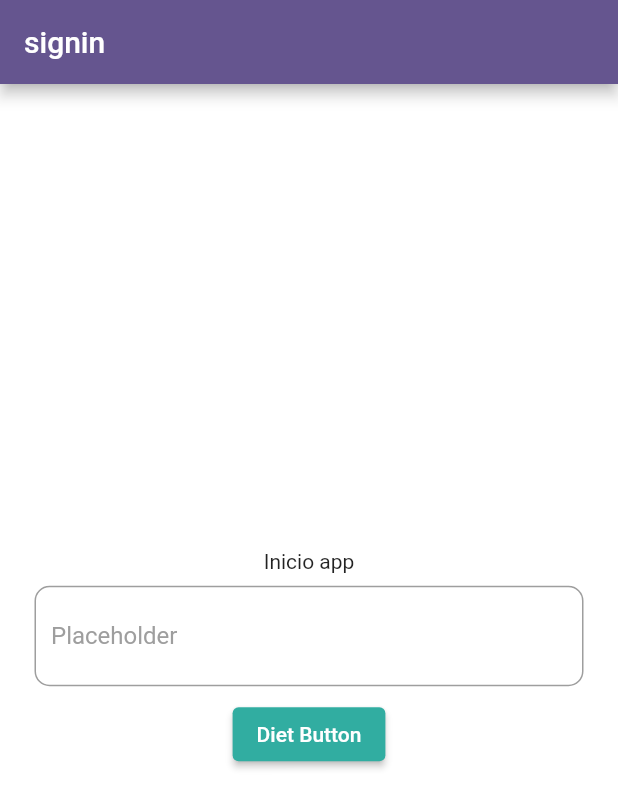
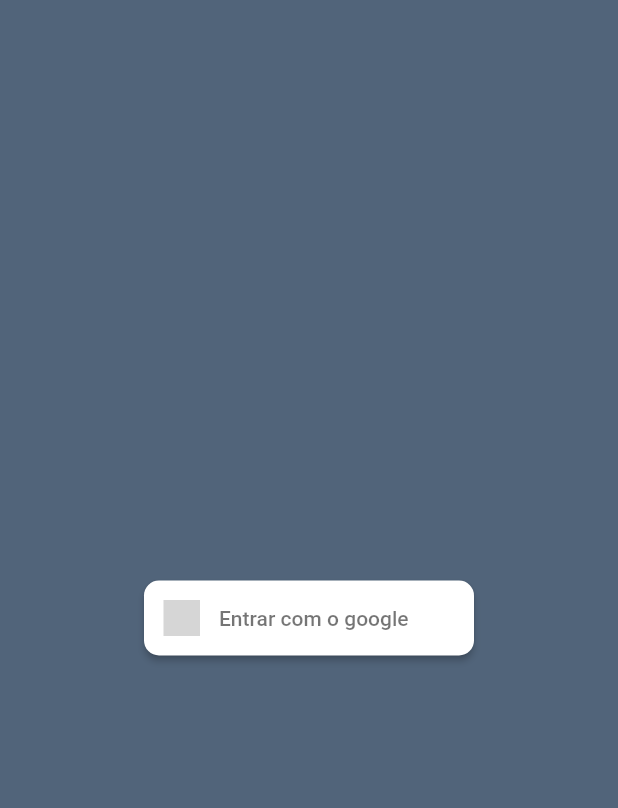
Before and after one commit to FilipeH14/diet_pdf_creator, a Flutter app: the screen it shows after launch, on a phone screen of 412 x 824 dp. Shown: the top 808 px of the screen. Run offline on Flutter 3.47's test engine with Material 2 defaults, Android fonts, the phone set to English and light mode, and no system bars; our stand-ins replace firebase_core, flutter_signin_button, get; accounts and stored records are empty; Roboto replaces fonts that are missing (mplus1); grey boxes are pictures that could not be loaded.

Commit message:
tela de login

```diff
--- a/lib/app/modules/signin/signin_page.dart
+++ b/lib/app/modules/signin/signin_page.dart
@@ -1,6 +1,6 @@
-import 'package:diet_pdf_creator/app/shared/ui/widgets/diet_button.dart';
-import 'package:diet_pdf_creator/app/shared/ui/widgets/diet_form_field.dart';
+import 'package:diet_pdf_creator/app/shared/ui/diet_ui_colors.dart';
 import 'package:flutter/material.dart';
+import 'package:flutter_signin_button/flutter_signin_button.dart';
 
 class SigninPage extends StatelessWidget {
   const SigninPage({Key? key}) : super(key: key);
@@ -8,17 +8,17 @@ class SigninPage extends StatelessWidget {
   @override
   Widget build(BuildContext context) {
     return Scaffold(
-      appBar: AppBar(title: const Text('signin')),
+      backgroundColor: DietUiColors.secondary,
       body: Center(
-        child: Padding(
-          padding: const EdgeInsets.symmetric(horizontal: 15),
-          child: Column(
-            mainAxisAlignment: MainAxisAlignment.center,
-            children: const [
-              Text('Inicio app'),
-              DietFormField(),
-              DietButton(text: 'Diet Button'),
-            ],
+        child: SizedBox(
+          height: 50,
+          child: SignInButton(
+            Buttons.Google,
+            shape: RoundedRectangleBorder(
+              borderRadius: BorderRadius.circular(10),
+            ),
+            text: 'Entrar com o google',
+            onPressed: () {},
           ),
         ),
       ),
--- a/pubspec.yaml
+++ b/pubspec.yaml
@@ -34,6 +34,7 @@ dependencies:
   get: ^4.6.5
   firebase_core: ^2.4.0
   firebase_auth: ^4.2.1
+  flutter_signin_button: ^2.0.0
 
 
   # The following adds the Cupertino Icons font to your application.
```
Also changed, not shown: pubspec.lock.
